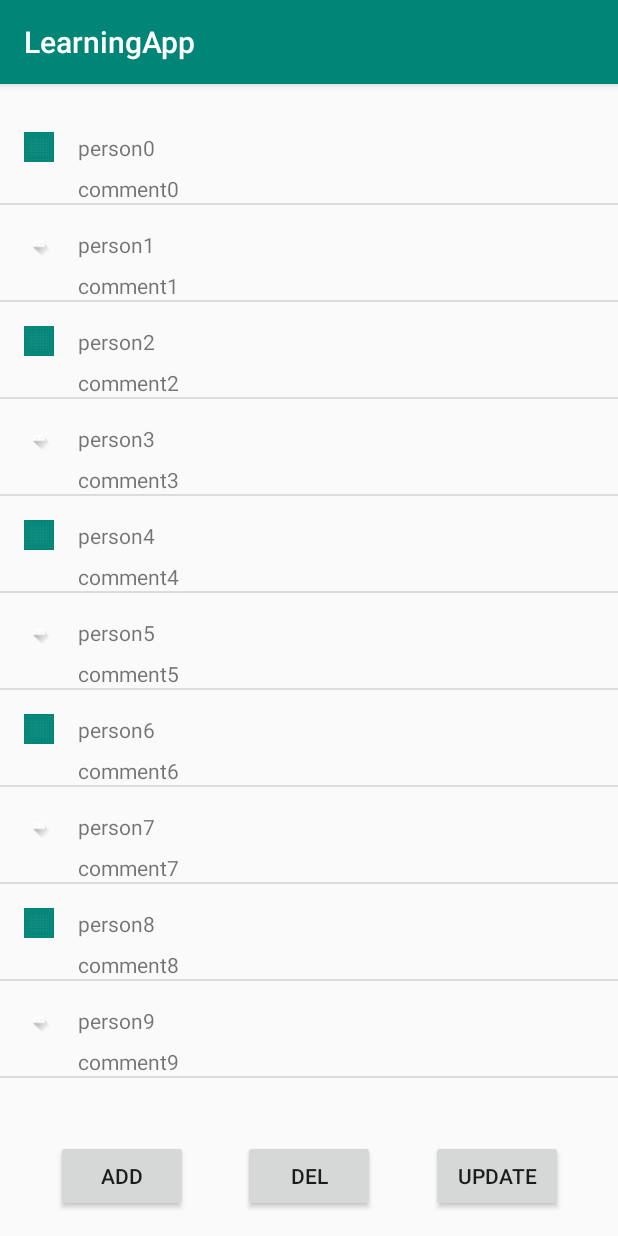
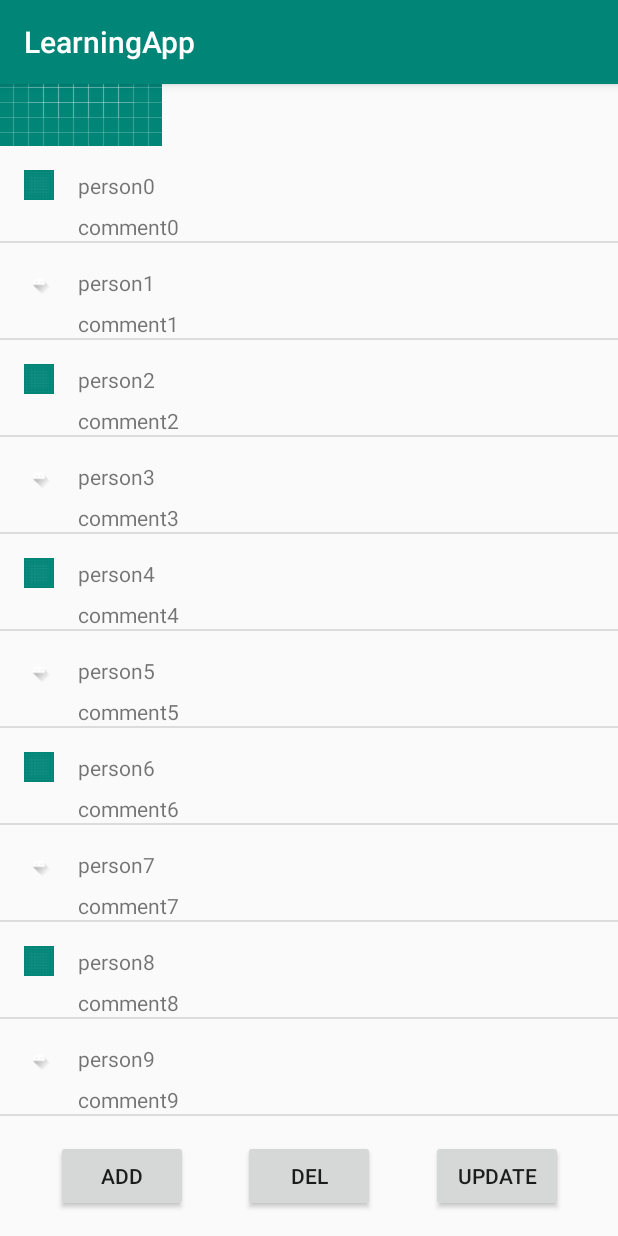
Before and after one commit to xiaoqinzhe/learningapp, an Android app: the RecyclerViewActivity screen opened directly, with no data from a screen before it, on a phone screen of 412 x 824 dp. Run offline under Robolectric (Android 15) with nearby library versions, the phone set to English and light mode, and no system bars.

Commit message:
NestedScrollView

```diff
--- a/app/src/main/res/layout/activity_recycleview.xml
+++ b/app/src/main/res/layout/activity_recycleview.xml
@@ -15,17 +15,41 @@
     <!--        app:layout_constraintStart_toStartOf="parent"-->
     <!--        app:layout_constraintTop_toTopOf="parent" />-->
 
-    <androidx.recyclerview.widget.RecyclerView
-        android:id="@+id/nav_recylerview_comment"
+    <androidx.core.widget.NestedScrollView
         android:layout_width="0dp"
         android:layout_height="0dp"
-
-        android:layout_marginTop="16dp"
         android:layout_marginBottom="16dp"
         app:layout_constraintBottom_toTopOf="@+id/btn_nav_recylerview_add"
         app:layout_constraintEnd_toEndOf="parent"
         app:layout_constraintStart_toStartOf="parent"
-        app:layout_constraintTop_toTopOf="parent" />
+        app:layout_constraintTop_toTopOf="parent">
+
+        <LinearLayout
+            android:layout_width="match_parent"
+            android:layout_height="match_parent"
+            android:orientation="vertical">
+
+            <ImageView
+                android:layout_width="wrap_content"
+                android:layout_height="wrap_content"
+                android:src="@drawable/ic_launcher_background"/>
+
+            <androidx.recyclerview.widget.RecyclerView
+                android:id="@+id/nav_recylerview_comment"
+                android:layout_width="match_parent"
+                android:layout_height="match_parent"
+                />
+
+            <ImageView
+                android:layout_width="wrap_content"
+                android:layout_height="wrap_content"
+                android:src="@drawable/ic_launcher_background"/>
+
+        </LinearLayout>
+
+    </androidx.core.widget.NestedScrollView>
+
+
 
     <Button
         android:id="@+id/btn_nav_recylerview_add"
```
